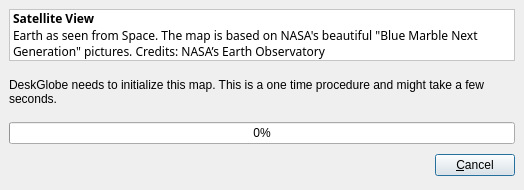
KDE/marble, file src/katlastilecreatordialog.ui: the form before one commit.
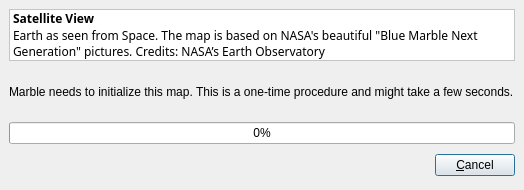
The form after the commit. Icons and pictures are not drawn.

Diff of the .ui file:
```diff
--- a/src/katlastilecreatordialog.ui
+++ b/src/katlastilecreatordialog.ui
@@ -318,7 +318,7 @@
    <item>
     <widget class="QLabel" name="messageLabel" >
      <property name="text" >
-      <string>DeskGlobe needs to initialize this map. This is a one time procedure and might take a few seconds.</string>
+      <string>Marble needs to initialize this map. This is a one-time procedure and might take a few seconds.</string>
      </property>
      <property name="wordWrap" >
       <bool>true</bool>
```
Left out of the diff: 310 changed lines with no effect on the pictures. Lines whose indentation alone changed are shown as unchanged.
